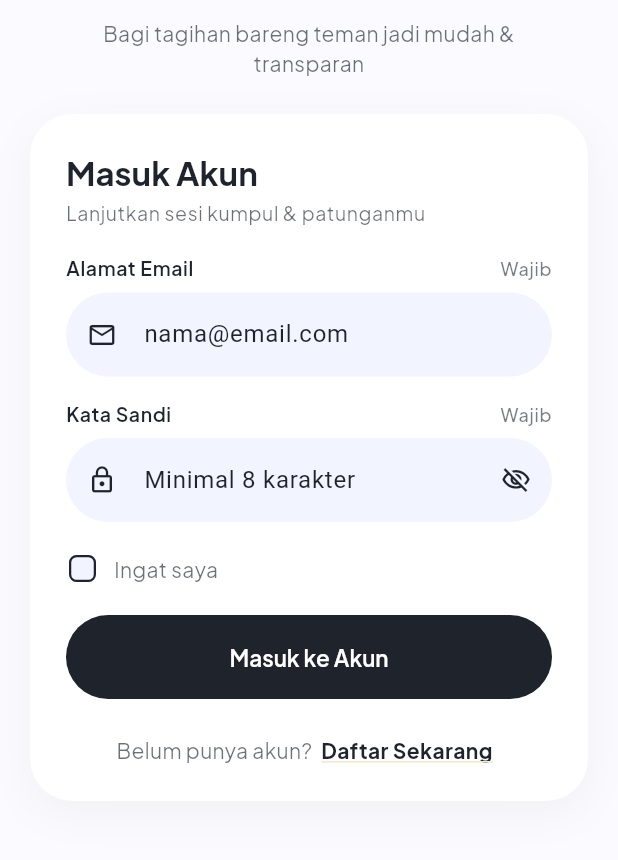
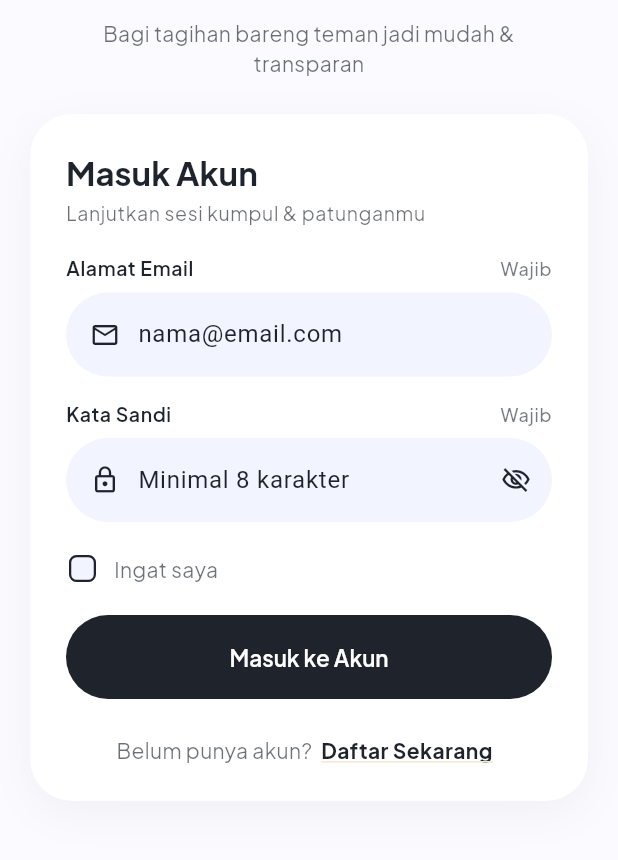
Before and after one commit to alquraini/Kelompok-7_Kelas-B_Pemrograman-Mobile, a Flutter app: the screen it shows after launch, on a phone screen of 412 x 824 dp, the part 102-962 px from its top. Run offline on Flutter 3.47's test engine with Material 3 defaults, Android fonts, the phone set to English and light mode, and no system bars; our stand-ins replace cloud_firestore, firebase_auth, firebase_core, flutter_local_notifications, google_fonts, share_plus and 2 more; accounts and stored records are empty.

Commit message:
fix: ui auth screen

```diff
--- a/split_bill_app/lib/screens/auth_screen.dart
+++ b/split_bill_app/lib/screens/auth_screen.dart
@@ -73,9 +73,14 @@ class _AuthScreenState extends State<AuthScreen> {
         );
     return InputDecoration(
       hintText: hint,
-      prefixIcon: Icon(icon, size: _iconSize),
+      prefixIcon: Padding(
+        padding: const EdgeInsetsDirectional.only(start: 16, end: 8),
+        child: Icon(icon, size: _iconSize),
+      ),
       suffixIcon: suffix,
-      contentPadding: const EdgeInsets.symmetric(horizontal: 20, vertical: 16),
+      contentPadding: const EdgeInsetsDirectional.fromSTEB(0, 16, 20, 16),
+      prefixIconConstraints: const BoxConstraints(minWidth: 0, minHeight: 0),
+      errorStyle: const TextStyle(height: 1.2, fontSize: 12),
       border: pill(),
       enabledBorder: pill(),
       focusedBorder: pill(cs.secondary),
```
